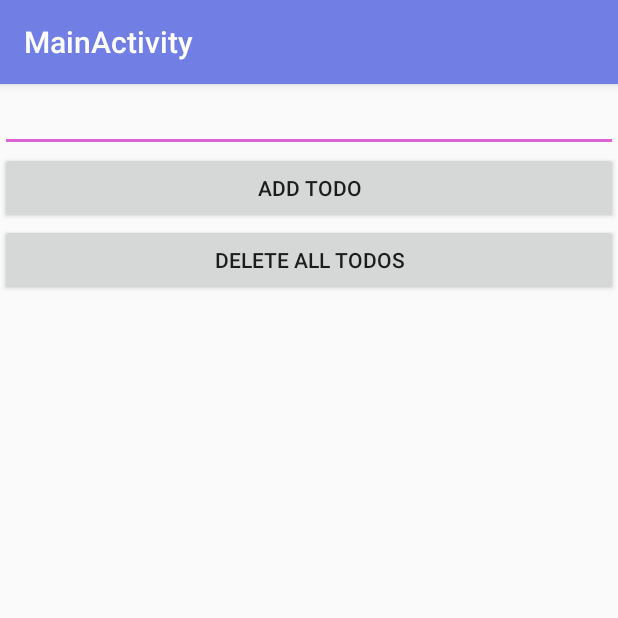
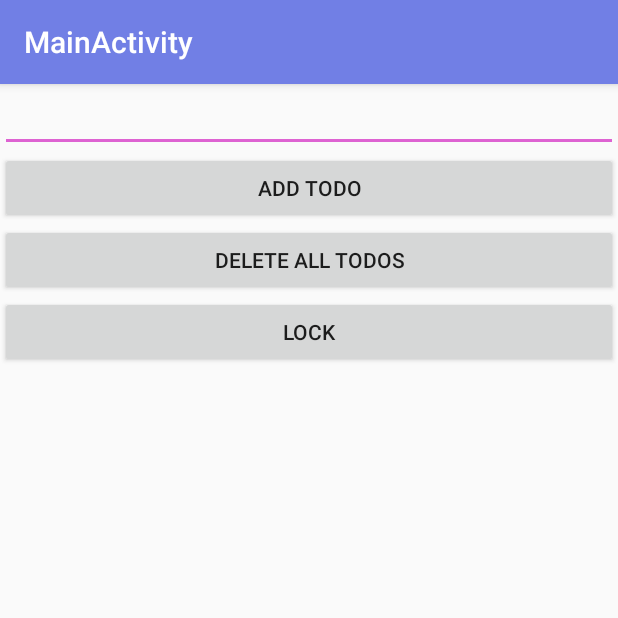
Before and after one commit to yoshiyuki-140/todoListAndroidJava, an Android app: the screen it shows after launch (MainActivity), after a tap on "ADD TODO", on a phone screen of 412 x 824 dp, the top half of it. Run offline under Robolectric (Android 15) with nearby library versions, the phone set to English and light mode, and no system bars.

Commit message:
update : ロックできるようにした

```diff
--- a/app/src/main/java/es/exsample/DBHelper.java
+++ b/app/src/main/java/es/exsample/DBHelper.java
@@ -25,11 +25,18 @@ public class DBHelper extends SQLiteOpenHelper {
                 + COLUMN_ID + " INTEGER PRIMARY KEY AUTOINCREMENT,"
                 + COLUMN_TODO + " TEXT)";
         db.execSQL(CREATE_TODO_TABLE);
+        // Initialize lock table
+        db.execSQL("CREATE TABLE lockState (id INTEGER PRIMARY KEY, isLocked INTEGER DEFAULT 0)");
+        ContentValues initialValues = new ContentValues();
+        initialValues.put("id", 1);
+        initialValues.put("isLocked", 0);
+        db.insert("lockState", null, initialValues);
     }
 
     @Override
     public void onUpgrade(SQLiteDatabase db, int oldVersion, int newVersion) {
         db.execSQL("DROP TABLE IF EXISTS " + TABLE_NAME);
+        db.execSQL("DROP TABLE IF EXISTS lockState");
         onCreate(db);
     }
 
@@ -45,7 +52,6 @@ public class DBHelper extends SQLiteOpenHelper {
         ArrayList<String> todoList = new ArrayList<>();
         SQLiteDatabase db = this.getReadableDatabase();
         Cursor cursor = db.rawQuery("SELECT * FROM " + TABLE_NAME, null);
-
         if (cursor.moveToFirst()) {
             do {
                 todoList.add(cursor.getString(cursor.getColumnIndex(COLUMN_TODO)));
@@ -61,11 +67,30 @@ public class DBHelper extends SQLiteOpenHelper {
         db.delete(TABLE_NAME, COLUMN_TODO + " = ?", new String[]{todo});
         db.close();
     }
+
     public void deleteAllTodos() {
-        // すべてのTodoを消すボタン
         SQLiteDatabase db = this.getWritableDatabase();
         db.delete(TABLE_NAME, null, null);
         db.close();
     }
 
+    public boolean isLocked() {
+        SQLiteDatabase db = this.getReadableDatabase();
+        Cursor cursor = db.query("lockState", new String[]{"isLocked"}, "id = 1", null, null, null, null);
+        boolean isLocked = false;
+        if (cursor != null && cursor.moveToFirst()) {
+            isLocked = cursor.getInt(cursor.getColumnIndex("isLocked")) > 0;
+            cursor.close();
+        }
+        db.close();
+        return isLocked;
+    }
+
+    public void setLocked(boolean locked) {
+        SQLiteDatabase db = this.getWritableDatabase();
+        ContentValues values = new ContentValues();
+        values.put("isLocked", locked ? 1 : 0);
+        db.update("lockState", values, "id = 1", null);
+        db.close();
+    }
 }
--- a/app/src/main/java/es/exsample/MainActivity.java
+++ b/app/src/main/java/es/exsample/MainActivity.java
@@ -1,6 +1,5 @@
 package es.exsample;
 
-import android.content.Context;
 import android.os.Bundle;
 import android.view.View;
 import android.widget.ArrayAdapter;
@@ -16,7 +15,7 @@ import java.util.ArrayList;
 
 public class MainActivity extends AppCompatActivity {
     EditText et;
-    Button bt,deleteAllButton;
+    Button bt, deleteAllButton, lockButton;
     DBHelper dbHelper;
     ListView listView;
     ArrayAdapter<String> adapter;
@@ -34,6 +33,9 @@ public class MainActivity extends AppCompatActivity {
         bt.setText("Add Todo");
         deleteAllButton = new Button(this);
         deleteAllButton.setText("Delete All Todos");
+        // DBロックボタンの作成
+        lockButton = new Button(this);
+        lockButton.setText("Lock");
 
         listView = new ListView(this);
         dbHelper = new DBHelper(this);
@@ -43,27 +45,51 @@ public class MainActivity extends AppCompatActivity {
         ll.addView(et);
         ll.addView(bt);
         ll.addView(deleteAllButton);
+        ll.addView(lockButton);
         ll.addView(listView);
 
         bt.setOnClickListener(v -> {
-            if (validateInput(et)) {  // ToDoの入力を検証
+            // データベースがロックされているか否か確認
+            if (!dbHelper.isLocked()) {
+                // バリデーション
+                if (validateInput(et)) {
                     addTodo();
                     updateTodoList();
                 } else {
                     Toast.makeText(this, "Please enter a Todo item.", Toast.LENGTH_SHORT).show();
                 }
+            } else {
+                Toast.makeText(this, "Database is locked!", Toast.LENGTH_SHORT).show();
+            }
         });
 
         deleteAllButton.setOnClickListener(v -> {
+            // データベースがロックされているか否か確認
+            if (!dbHelper.isLocked()) {
                 dbHelper.deleteAllTodos();
                 updateTodoList();
                 Toast.makeText(this, "All todos deleted.", Toast.LENGTH_SHORT).show();
+            } else {
+                Toast.makeText(this, "Database is locked!", Toast.LENGTH_SHORT).show();
+            }
+        });
+
+        lockButton.setOnClickListener(v -> {
+            boolean currentLockStatus = dbHelper.isLocked();
+            dbHelper.setLocked(!currentLockStatus);
+            lockButton.setText(!dbHelper.isLocked() ? "Unlock" : "Lock");
+            Toast.makeText(this, !currentLockStatus ? "Database Locked" : "Database Unlocked", Toast.LENGTH_SHORT).show();
         });
 
         listView.setOnItemClickListener((parent, view, position, id) -> {
+            // データベースがロックされているか否か確認
+            if (!dbHelper.isLocked()) {
                 String todo = adapter.getItem(position);
                 dbHelper.deleteTodo(todo);
                 updateTodoList();
+            } else {
+                Toast.makeText(this, "Database is locked!", Toast.LENGTH_SHORT).show();
+            }
         });
     }
 
@@ -75,7 +101,7 @@ public class MainActivity extends AppCompatActivity {
     private void addTodo() {
         String todo = et.getText().toString().trim();
         dbHelper.addTodo(todo);
-        et.setText(""); // ToDo入力フィールドをクリア
+        et.setText("");
     }
 
     private void updateTodoList() {
```
Lines whose indentation alone changed are shown as unchanged.
